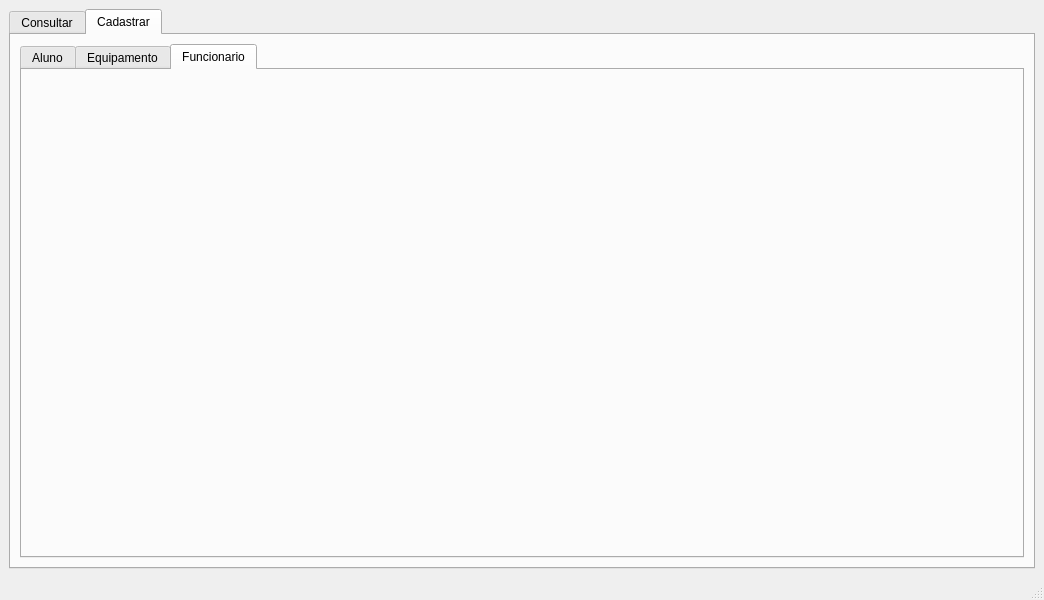
Above: projeto_2/controle_almoxarifado/mainwindow.ui from Thgm01/CCP140-Orientacao-a-Objetos before the change. Below: the same form after it.
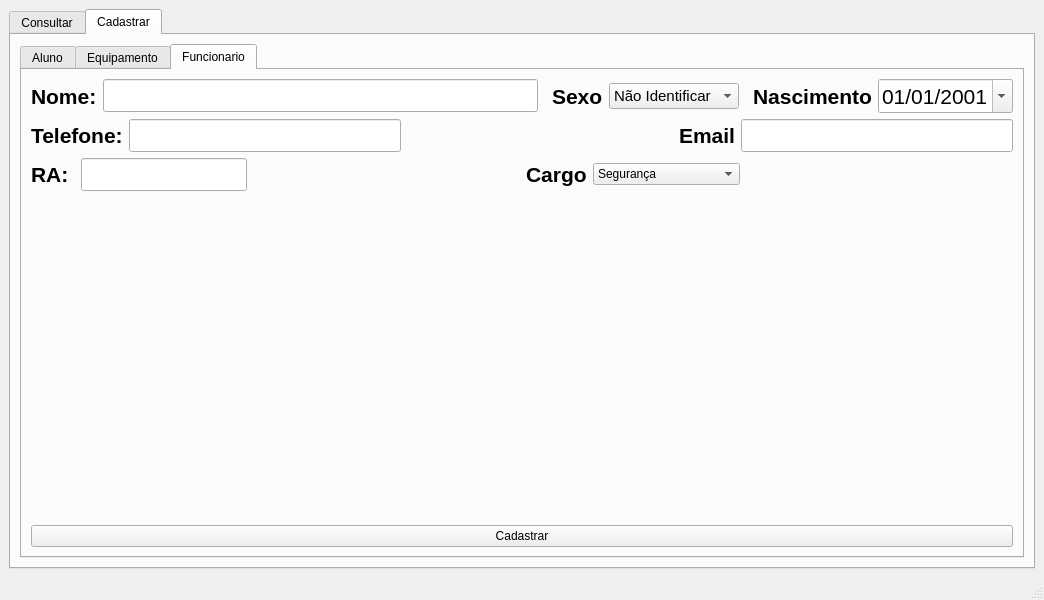
That is the form after the change. The open tabs and pages were chosen to show the change.

Patch:
```diff
--- a/projeto_2/controle_almoxarifado/mainwindow.ui
+++ b/projeto_2/controle_almoxarifado/mainwindow.ui
@@ -490,6 +490,353 @@
            <attribute name="title">
             <string>Funcionario</string>
            </attribute>
+           <layout class="QGridLayout" name="gridLayout_5">
+            <item row="0" column="0">
+             <layout class="QHBoxLayout" name="horizontalLayout_8">
+              <item>
+               <widget class="QLabel" name="nomeFuncionarioLabel">
+                <property name="font">
+                 <font>
+                  <pointsize>16</pointsize>
+                  <bold>true</bold>
+                 </font>
+                </property>
+                <property name="text">
+                 <string>Nome:</string>
+                </property>
+               </widget>
+              </item>
+              <item>
+               <widget class="QLineEdit" name="nomeFuncionarioCadastro">
+                <property name="minimumSize">
+                 <size>
+                  <width>435</width>
+                  <height>0</height>
+                 </size>
+                </property>
+                <property name="font">
+                 <font>
+                  <pointsize>16</pointsize>
+                 </font>
+                </property>
+               </widget>
+              </item>
+              <item>
+               <spacer name="horizontalSpacer_15">
+                <property name="orientation">
+                 <enum>Qt::Horizontal</enum>
+                </property>
+                <property name="sizeHint" stdset="0">
+                 <size>
+                  <width>40</width>
+                  <height>20</height>
+                 </size>
+                </property>
+               </spacer>
+              </item>
+              <item>
+               <widget class="QLabel" name="label_13">
+                <property name="font">
+                 <font>
+                  <pointsize>16</pointsize>
+                  <bold>true</bold>
+                 </font>
+                </property>
+                <property name="text">
+                 <string>Sexo</string>
+                </property>
+               </widget>
+              </item>
+              <item>
+               <widget class="QComboBox" name="funcionarioSexoCadastro">
+                <property name="minimumSize">
+                 <size>
+                  <width>130</width>
+                  <height>0</height>
+                 </size>
+                </property>
+                <property name="font">
+                 <font>
+                  <pointsize>11</pointsize>
+                 </font>
+                </property>
+                <item>
+                 <property name="text">
+                  <string>Não Identificar</string>
+                 </property>
+                </item>
+                <item>
+                 <property name="text">
+                  <string>Masculino</string>
+                 </property>
+                </item>
+                <item>
+                 <property name="text">
+                  <string>Feminino</string>
+                 </property>
+                </item>
+               </widget>
+              </item>
+              <item>
+               <spacer name="horizontalSpacer_16">
+                <property name="orientation">
+                 <enum>Qt::Horizontal</enum>
+                </property>
+                <property name="sizeHint" stdset="0">
+                 <size>
+                  <width>40</width>
+                  <height>20</height>
+                 </size>
+                </property>
+               </spacer>
+              </item>
+              <item>
+               <widget class="QLabel" name="label_14">
+                <property name="font">
+                 <font>
+                  <pointsize>16</pointsize>
+                  <bold>true</bold>
+                 </font>
+                </property>
+                <property name="text">
+                 <string>Nascimento</string>
+                </property>
+               </widget>
+              </item>
+              <item>
+               <widget class="QDateEdit" name="dataNascimentoFuncionarioCadastro">
+                <property name="font">
+                 <font>
+                  <pointsize>16</pointsize>
+                 </font>
+                </property>
+                <property name="minimumTime">
+                 <time>
+                  <hour>20</hour>
+                  <minute>53</minute>
+                  <second>32</second>
+                 </time>
+                </property>
+                <property name="displayFormat">
+                 <string>dd/MM/yyyy</string>
+                </property>
+                <property name="calendarPopup">
+                 <bool>true</bool>
+                </property>
+                <property name="currentSectionIndex">
+                 <number>0</number>
+                </property>
+                <property name="timeSpec">
+                 <enum>Qt::LocalTime</enum>
+                </property>
+                <property name="date">
+                 <date>
+                  <year>2001</year>
+                  <month>1</month>
+                  <day>1</day>
+                 </date>
+                </property>
+               </widget>
+              </item>
+             </layout>
+            </item>
+            <item row="1" column="0">
+             <layout class="QHBoxLayout" name="horizontalLayout_9">
+              <item>
+               <widget class="QLabel" name="telefoneFuncionarioLabel">
+                <property name="font">
+                 <font>
+                  <pointsize>16</pointsize>
+                  <bold>true</bold>
+                 </font>
+                </property>
+                <property name="text">
+                 <string>Telefone:</string>
+                </property>
+               </widget>
+              </item>
+              <item>
+               <widget class="QLineEdit" name="telefoneFuncionrioCadastro">
+                <property name="font">
+                 <font>
+                  <pointsize>16</pointsize>
+                 </font>
+                </property>
+               </widget>
+              </item>
+              <item>
+               <spacer name="horizontalSpacer_17">
+                <property name="orientation">
+                 <enum>Qt::Horizontal</enum>
+                </property>
+                <property name="sizeHint" stdset="0">
+                 <size>
+                  <width>40</width>
+                  <height>20</height>
+                 </size>
+                </property>
+               </spacer>
+              </item>
+              <item>
+               <widget class="QLabel" name="emailFuncionarioLabel">
+                <property name="font">
+                 <font>
+                  <pointsize>16</pointsize>
+                  <bold>true</bold>
+                 </font>
+                </property>
+                <property name="text">
+                 <string>Email</string>
+                </property>
+               </widget>
+              </item>
+              <item>
+               <widget class="QLineEdit" name="emailFuncionarioCadastro">
+                <property name="font">
+                 <font>
+                  <pointsize>16</pointsize>
+                 </font>
+                </property>
+               </widget>
+              </item>
+             </layout>
+            </item>
+            <item row="2" column="0">
+             <layout class="QHBoxLayout" name="horizontalLayout_4">
+              <item>
+               <widget class="QLabel" name="nrFuncionarioLabel">
+                <property name="font">
+                 <font>
+                  <pointsize>16</pointsize>
+                  <bold>true</bold>
+                 </font>
+                </property>
+                <property name="text">
+                 <string>RA: </string>
+                </property>
+               </widget>
+              </item>
+              <item>
+               <widget class="QLineEdit" name="nrFuncionarioCadastro">
+                <property name="minimumSize">
+                 <size>
+                  <width>0</width>
+                  <height>0</height>
+                 </size>
+                </property>
+                <property name="maximumSize">
+                 <size>
+                  <width>166</width>
+                  <height>100</height>
+                 </size>
+                </property>
+                <property name="font">
+                 <font>
+                  <pointsize>16</pointsize>
+                  <bold>true</bold>
+                 </font>
+                </property>
+                <property name="layoutDirection">
+                 <enum>Qt::LeftToRight</enum>
+                </property>
+                <property name="inputMethodHints">
+                 <set>Qt::ImhDigitsOnly</set>
+                </property>
+                <property name="text">
+                 <string/>
+                </property>
+                <property name="alignment">
+                 <set>Qt::AlignCenter</set>
+                </property>
+               </widget>
+              </item>
+              <item>
+               <spacer name="horizontalSpacer_7">
+                <property name="orientation">
+                 <enum>Qt::Horizontal</enum>
+                </property>
+                <property name="sizeHint" stdset="0">
+                 <size>
+                  <width>40</width>
+                  <height>20</height>
+                 </size>
+                </property>
+               </spacer>
+              </item>
+              <item>
+               <widget class="QLabel" name="label_8">
+                <property name="font">
+                 <font>
+                  <pointsize>16</pointsize>
+                  <bold>true</bold>
+                 </font>
+                </property>
+                <property name="text">
+                 <string>Cargo</string>
+                </property>
+               </widget>
+              </item>
+              <item>
+               <widget class="QComboBox" name="cargoFuncionarioCadastro">
+                <property name="minimumSize">
+                 <size>
+                  <width>147</width>
+                  <height>0</height>
+                 </size>
+                </property>
+                <item>
+                 <property name="text">
+                  <string>Segurança</string>
+                 </property>
+                </item>
+                <item>
+                 <property name="text">
+                  <string>Almoxarifado</string>
+                 </property>
+                </item>
+                <item>
+                 <property name="text">
+                  <string>Professor</string>
+                 </property>
+                </item>
+               </widget>
+              </item>
+              <item>
+               <spacer name="horizontalSpacer_8">
+                <property name="orientation">
+                 <enum>Qt::Horizontal</enum>
+                </property>
+                <property name="sizeHint" stdset="0">
+                 <size>
+                  <width>40</width>
+                  <height>20</height>
+                 </size>
+                </property>
+               </spacer>
+              </item>
+             </layout>
+            </item>
+            <item row="3" column="0">
+             <spacer name="verticalSpacer_2">
+              <property name="orientation">
+               <enum>Qt::Vertical</enum>
+              </property>
+              <property name="sizeHint" stdset="0">
+               <size>
+                <width>20</width>
+                <height>40</height>
+               </size>
+              </property>
+             </spacer>
+            </item>
+            <item row="4" column="0">
+             <widget class="QPushButton" name="btnCadastrarFuncionario">
+              <property name="text">
+               <string>Cadastrar</string>
+              </property>
+             </widget>
+            </item>
+           </layout>
           </widget>
          </widget>
         </item>
```
Left out of the diff: 4 changed lines with no effect on the pictures.
